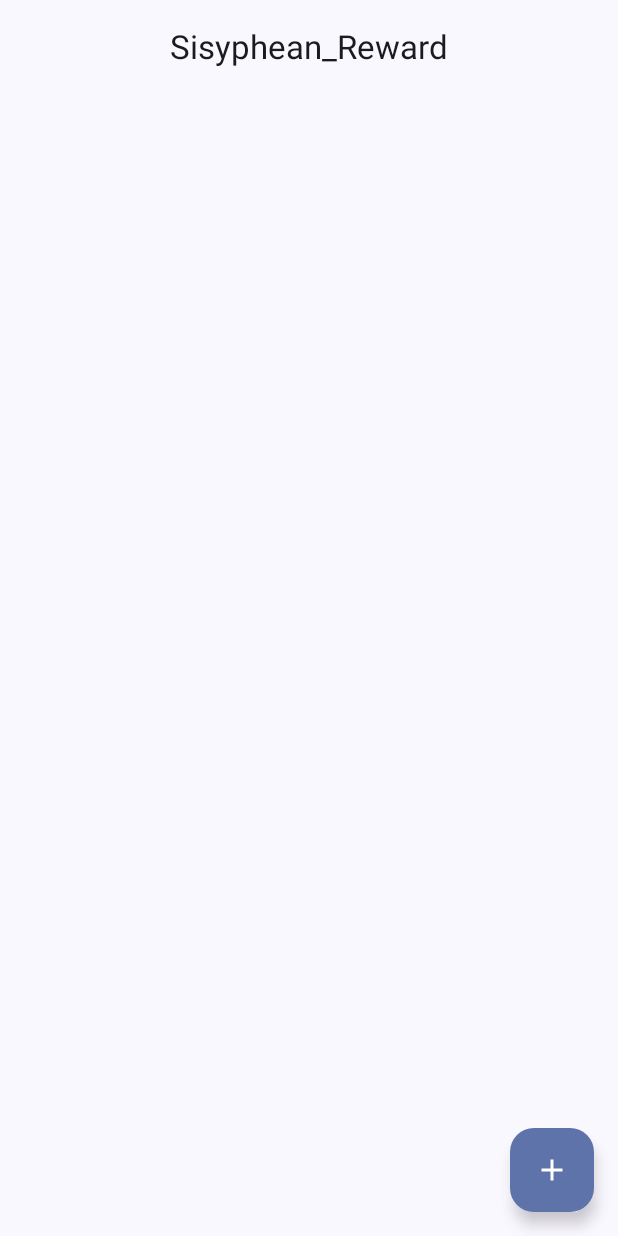
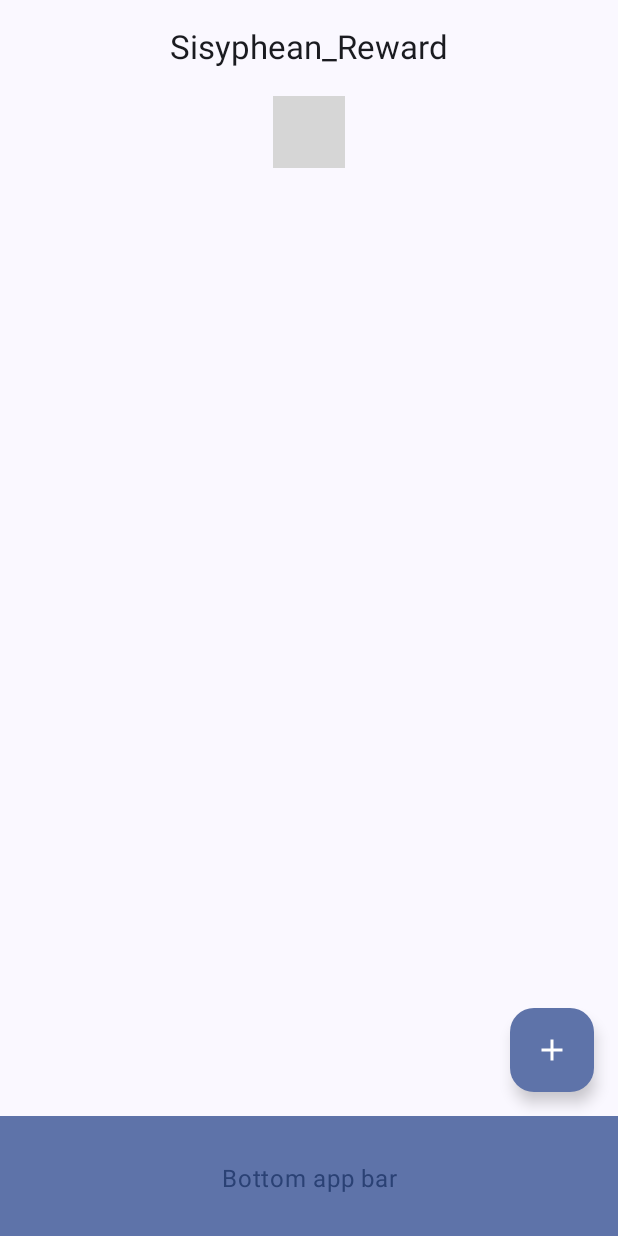
Before and after one commit to ArtemiyStark/Sisyphean_Reward, an Android app built with Jetpack Compose: the HomeScreen screen opened through its navigation route, on a phone screen of 412 x 824 dp. Run offline under Robolectric (Android 15) with nearby library versions, the phone set to English and light mode, and no system bars; 2 statements that could not run were skipped; grey boxes are pictures that could not be loaded.

Commit message:
Lot of changes #3
Lot of changes

```diff
--- a/app/src/main/java/com/artemiystark/sisyphean_reward/MainActivity.kt
+++ b/app/src/main/java/com/artemiystark/sisyphean_reward/MainActivity.kt
@@ -5,18 +5,22 @@ import androidx.activity.ComponentActivity
 import androidx.activity.compose.setContent
 import androidx.activity.enableEdgeToEdge
 import androidx.compose.foundation.layout.fillMaxSize
+import androidx.compose.foundation.layout.fillMaxWidth
 import androidx.compose.material.icons.Icons.Filled
 import androidx.compose.material.icons.filled.ArrowBack
 import androidx.compose.material3.CenterAlignedTopAppBar
+import androidx.compose.material3.BottomAppBar
 import androidx.compose.material3.ExperimentalMaterial3Api
 import androidx.compose.material3.Icon
 import androidx.compose.material3.IconButton
+import androidx.compose.material3.MaterialTheme
 import androidx.compose.material3.Surface
 import androidx.compose.material3.Text
 import androidx.compose.material3.TopAppBarScrollBehavior
 import androidx.compose.runtime.Composable
 import androidx.compose.ui.Modifier
 import androidx.compose.ui.res.stringResource
+import androidx.compose.ui.text.style.TextAlign
 import com.artemiystark.sisyphean_reward.R.string
 import com.artemiystark.sisyphean_reward.ui.theme.Sisyphean_RewardTheme
 
@@ -67,3 +71,21 @@ fun SRTopAppBar(
         }
     )
 }
+
+
+@Composable
+fun SRBottomAppBar (
+
+){
+    BottomAppBar(
+        containerColor = MaterialTheme.colorScheme.primaryContainer,
+        contentColor = MaterialTheme.colorScheme.primary,
+    ) {
+        Text(
+            modifier = Modifier
+                .fillMaxWidth(),
+            textAlign = TextAlign.Center,
+            text = "Bottom app bar",
+        )
+    }
+}
--- a/app/src/main/java/com/artemiystark/sisyphean_reward/Navigation.kt
+++ b/app/src/main/java/com/artemiystark/sisyphean_reward/Navigation.kt
@@ -6,6 +6,8 @@ import androidx.navigation.compose.NavHost
 import androidx.navigation.compose.composable
 import androidx.navigation.compose.rememberNavController
 import com.artemiystark.sisyphean_reward.ui.home.HomeScreen
+import com.artemiystark.sisyphean_reward.ui.task.TaskDetailsDestination
+import com.artemiystark.sisyphean_reward.ui.task.TaskEntryDestination
 
 enum class Routes {
     Home,
@@ -16,11 +18,18 @@ enum class Routes {
 fun SRNavigation(
     navHostController: NavHostController = rememberNavController(),
 ) {
-    NavHost(navController = navHostController, startDestination = Routes.Home.name) {
+    NavHost(
+        navController = navHostController,
+        startDestination = Routes.Home.name
+    ) {
         composable(route = Routes.Home.name) {
-            HomeScreen(onNavigate = { id ->
-                navHostController.navigate(route = "${Routes.Detail.name}?id=$id")
-            })
+            HomeScreen(
+                onNavigate = { navHostController.navigate(TaskEntryDestination.route) },
+                navigateToTaskUpdate = {
+                    navHostController.navigate("${TaskDetailsDestination.route}/${it}")
+                }
+            )
+
         }
 //        composable(
 //            route = "${Routes.Detail.name}?id={id}",
--- /dev/null
+++ b/app/src/main/java/com/artemiystark/sisyphean_reward/navigation/NavigationDestination.kt
@@ -0,0 +1,16 @@
+package com.artemiystark.sisyphean_reward.navigation
+
+/**
+ * Interface to describe the navigation destinations for the app
+ */
+interface NavigationDestination {
+    /**
+     * Unique name to define the path for a composable
+     */
+    val route: String
+
+    /**
+     * String resource id to that contains title to be displayed for the screen.
+     */
+    val titleRes: Int
+}
--- a/app/src/main/java/com/artemiystark/sisyphean_reward/ui/home/HomeScreen.kt
+++ b/app/src/main/java/com/artemiystark/sisyphean_reward/ui/home/HomeScreen.kt
@@ -1,22 +1,32 @@
 package com.artemiystark.sisyphean_reward.ui.home
 
 import android.annotation.SuppressLint
+import androidx.compose.foundation.layout.Column
+import androidx.compose.foundation.layout.PaddingValues
+import androidx.compose.foundation.layout.fillMaxSize
+import androidx.compose.foundation.layout.padding
 import androidx.compose.material.icons.Icons
 import androidx.compose.material.icons.filled.Add
 import androidx.compose.material3.ExperimentalMaterial3Api
 import androidx.compose.material3.FloatingActionButton
 import androidx.compose.material3.Icon
+import androidx.compose.material3.MaterialTheme
 import androidx.compose.material3.Scaffold
 import androidx.compose.material3.Text
 import androidx.compose.material3.TopAppBarDefaults
 import androidx.compose.runtime.Composable
+import androidx.compose.ui.Alignment
 import androidx.compose.ui.Modifier
 import androidx.compose.ui.input.nestedscroll.nestedScroll
 import androidx.compose.ui.res.stringResource
+import androidx.compose.ui.text.style.TextAlign
+import androidx.compose.ui.unit.dp
 import androidx.lifecycle.viewmodel.compose.viewModel
-import com.artemiystark.sisyphean_reward.NavigationDestination
+import com.artemiystark.sisyphean_reward.navigation.NavigationDestination
 import com.artemiystark.sisyphean_reward.R
+import com.artemiystark.sisyphean_reward.SRBottomAppBar
 import com.artemiystark.sisyphean_reward.SRTopAppBar
+import com.artemiystark.sisyphean_reward.data.Task
 
 object HomeDestination : NavigationDestination {
     override val route = "home"
@@ -28,6 +38,7 @@ object HomeDestination : NavigationDestination {
 @Composable
 fun HomeScreen(
     onNavigate: (Int) -> Unit,
+    navigateToTaskUpdate: (Int) -> Unit,
     modifier: Modifier = Modifier,
 ) {
     val homeViewModel = viewModel(modelClass = HomeViewModel::class.java)
@@ -43,6 +54,9 @@ fun HomeScreen(
                 scrollBehavior = scrollBehavior
             )
         },
+        bottomBar = {
+            SRBottomAppBar()
+        },
         floatingActionButton = {
             FloatingActionButton(onClick = { onNavigate.invoke(-1) }) {
                 Icon(
@@ -51,7 +65,41 @@ fun HomeScreen(
                 )
             }
         }
-    ){
-        Text(text = "List of tasks")
+    ){ innerPadding ->
+        HomeBody(
+            taskList = homeState.taskList,
+            onTaskClick = navigateToTaskUpdate,
+            modifier = modifier.fillMaxSize(),
+            contentPadding = innerPadding,
+        )
     }
 }
+
+@Composable
+private fun HomeBody(
+    taskList: List<Task>,
+    onTaskClick: (Int) -> Unit,
+    modifier: Modifier = Modifier,
+    contentPadding: PaddingValues = PaddingValues(0.dp),
+) {
+    Column(
+        horizontalAlignment = Alignment.CenterHorizontally,
+        modifier = modifier,
+    ) {
+        if (taskList.isEmpty()) {
+            Text(
+                text = stringResource(R.string.no_task_description),
+                textAlign = TextAlign.Center,
+                style = MaterialTheme.typography.titleLarge,
+                modifier = Modifier.padding(contentPadding),
+            )
+        } else {
+//            InventoryList(
+//                itemList = taskList,
+//                onItemClick = { onItemClick(it.id) },
+//                contentPadding = contentPadding,
+//                modifier = Modifier.padding(horizontal = dimensionResource(id = R.dimen.padding_small))
+//            )
+        }
+    }
+}
--- a/app/src/main/java/com/artemiystark/sisyphean_reward/ui/home/HomeViewModel.kt
+++ b/app/src/main/java/com/artemiystark/sisyphean_reward/ui/home/HomeViewModel.kt
@@ -24,7 +24,7 @@ class HomeViewModel(
         viewModelScope.launch {
             repository.tasks.collectLatest {
                 state = state.copy(
-                    tasks = it
+                    taskList = it
                 )
             }
         }
@@ -38,5 +38,5 @@ class HomeViewModel(
 }
 
 data class HomeState (
-    val tasks:List<Task> = emptyList()
+    val taskList:List<Task> = emptyList()
 )
```
Also changed, not shown: app/src/main/java/com/artemiystark/sisyphean_reward/ui/task/TaskDetailScreen.kt (added, +11 -0 lines), app/src/main/java/com/artemiystark/sisyphean_reward/ui/task/TaskEntryScreen.kt (added, +9 -0 lines).
